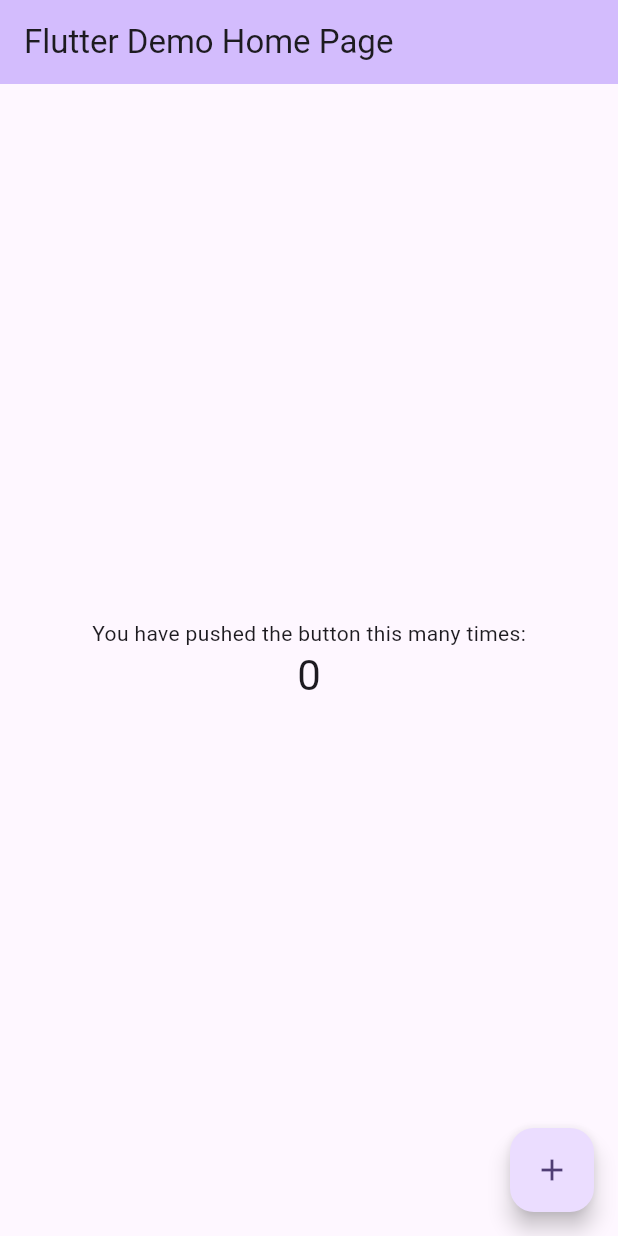
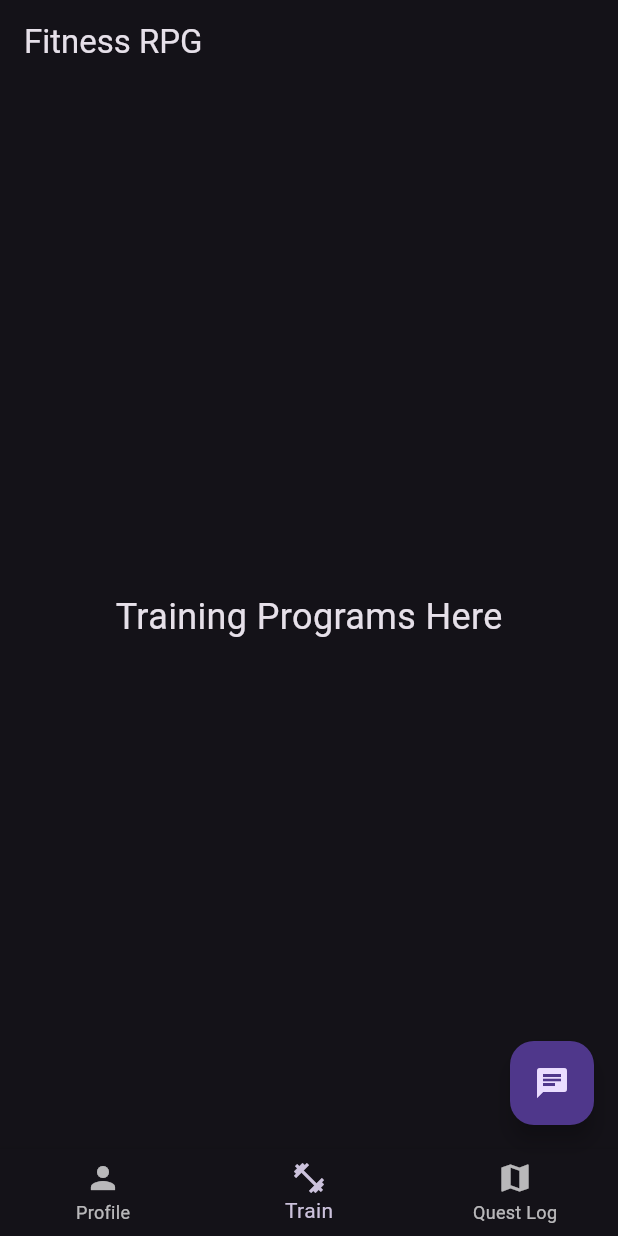
Before and after one commit to KoTBTano4Ke/Diploma, a Flutter app: the screen it shows after launch, on a phone screen of 412 x 824 dp. Run offline on Flutter 3.47's test engine with Material 3 defaults, Android fonts, the phone set to English and light mode, and no system bars.

Commit message:
Added draft version of an app

```diff
--- a/app/lib/main.dart
+++ b/app/lib/main.dart
@@ -1,125 +1,106 @@
 import 'package:flutter/material.dart';
 
 void main() {
-  runApp(const MyApp());
+  runApp(MyApp());
 }
 
 class MyApp extends StatelessWidget {
-  const MyApp({super.key});
-
-  // This widget is the root of your application.
   @override
   Widget build(BuildContext context) {
     return MaterialApp(
-      title: 'Flutter Demo',
-      theme: ThemeData(
-        // This is the theme of your application.
-        //
-        // TRY THIS: Try running your application with "flutter run". You'll see
-        // the application has a purple toolbar. Then, without quitting the app,
-        // try changing the seedColor in the colorScheme below to Colors.green
-        // and then invoke "hot reload" (save your changes or press the "hot
-        // reload" button in a Flutter-supported IDE, or press "r" if you used
-        // the command line to start the app).
-        //
-        // Notice that the counter didn't reset back to zero; the application
-        // state is not lost during the reload. To reset the state, use hot
-        // restart instead.
-        //
-        // This works for code too, not just values: Most code changes can be
-        // tested with just a hot reload.
-        colorScheme: ColorScheme.fromSeed(seedColor: Colors.deepPurple),
-        useMaterial3: true,
-      ),
-      home: const MyHomePage(title: 'Flutter Demo Home Page'),
+      debugShowCheckedModeBanner: false,
+      theme: ThemeData.dark(),
+      home: MainScreen(),
     );
   }
 }
 
-class MyHomePage extends StatefulWidget {
-  const MyHomePage({super.key, required this.title});
-
-  // This widget is the home page of your application. It is stateful, meaning
-  // that it has a State object (defined below) that contains fields that affect
-  // how it looks.
-
-  // This class is the configuration for the state. It holds the values (in this
-  // case the title) provided by the parent (in this case the App widget) and
-  // used by the build method of the State. Fields in a Widget subclass are
-  // always marked "final".
-
-  final String title;
-
+class MainScreen extends StatefulWidget {
   @override
-  State<MyHomePage> createState() => _MyHomePageState();
+  _MainScreenState createState() => _MainScreenState();
 }
 
-class _MyHomePageState extends State<MyHomePage> {
-  int _counter = 0;
+class _MainScreenState extends State<MainScreen> {
+  int _selectedIndex = 1;
+  final List<Widget> _pages = [ProfilePage(), TrainPage(), QuestLogPage()];
 
-  void _incrementCounter() {
+  void _onItemTapped(int index) {
     setState(() {
-      // This call to setState tells the Flutter framework that something has
-      // changed in this State, which causes it to rerun the build method below
-      // so that the display can reflect the updated values. If we changed
-      // _counter without calling setState(), then the build method would not be
-      // called again, and so nothing would appear to happen.
-      _counter++;
+      _selectedIndex = index;
     });
   }
 
   @override
   Widget build(BuildContext context) {
-    // This method is rerun every time setState is called, for instance as done
-    // by the _incrementCounter method above.
-    //
-    // The Flutter framework has been optimized to make rerunning build methods
-    // fast, so that you can just rebuild anything that needs updating rather
-    // than having to individually change instances of widgets.
     return Scaffold(
-      appBar: AppBar(
-        // TRY THIS: Try changing the color here to a specific color (to
-        // Colors.amber, perhaps?) and trigger a hot reload to see the AppBar
-        // change color while the other colors stay the same.
-        backgroundColor: Theme.of(context).colorScheme.inversePrimary,
-        // Here we take the value from the MyHomePage object that was created by
-        // the App.build method, and use it to set our appbar title.
-        title: Text(widget.title),
+      appBar: AppBar(title: Text("Fitness RPG")),
+      body: _pages[_selectedIndex],
+      floatingActionButton: FloatingActionButton(
+        onPressed: () {
+          showDialog(
+            context: context,
+            builder: (context) => ChatDialog(),
+          );
+        },
+        child: Icon(Icons.chat),
       ),
-      body: Center(
-        // Center is a layout widget. It takes a single child and positions it
-        // in the middle of the parent.
-        child: Column(
-          // Column is also a layout widget. It takes a list of children and
-          // arranges them vertically. By default, it sizes itself to fit its
-          // children horizontally, and tries to be as tall as its parent.
-          //
-          // Column has various properties to control how it sizes itself and
-          // how it positions its children. Here we use mainAxisAlignment to
-          // center the children vertically; the main axis here is the vertical
-          // axis because Columns are vertical (the cross axis would be
-          // horizontal).
-          //
-          // TRY THIS: Invoke "debug painting" (choose the "Toggle Debug Paint"
-          // action in the IDE, or press "p" in the console), to see the
-          // wireframe for each widget.
-          mainAxisAlignment: MainAxisAlignment.center,
-          children: <Widget>[
-            const Text(
-              'You have pushed the button this many times:',
-            ),
-            Text(
-              '$_counter',
-              style: Theme.of(context).textTheme.headlineMedium,
-            ),
-          ],
-        ),
+      bottomNavigationBar: BottomNavigationBar(
+        items: [
+          BottomNavigationBarItem(icon: Icon(Icons.person), label: 'Profile'),
+          BottomNavigationBarItem(icon: Icon(Icons.fitness_center), label: 'Train'),
+          BottomNavigationBarItem(icon: Icon(Icons.map), label: 'Quest Log'),
+        ],
+        currentIndex: _selectedIndex,
+        onTap: _onItemTapped,
       ),
-      floatingActionButton: FloatingActionButton(
-        onPressed: _incrementCounter,
-        tooltip: 'Increment',
-        child: const Icon(Icons.add),
-      ), // This trailing comma makes auto-formatting nicer for build methods.
     );
   }
 }
+
+class ProfilePage extends StatelessWidget {
+  @override
+  Widget build(BuildContext context) {
+    return Center(
+      child: Column(
+        mainAxisAlignment: MainAxisAlignment.center,
+        children: [
+          Text("User XP: 1200", style: TextStyle(fontSize: 20)),
+          Text("Height: 185 cm", style: TextStyle(fontSize: 18)),
+          Text("Weight: 75 kg", style: TextStyle(fontSize: 18)),
+          Text("Body Fat: 15%", style: TextStyle(fontSize: 18)),
+        ],
+      ),
+    );
+  }
+}
+
+class TrainPage extends StatelessWidget {
+  @override
+  Widget build(BuildContext context) {
+    return Center(
+      child: Text("Training Programs Here", style: TextStyle(fontSize: 24)),
+    );
+  }
+}
+
+class QuestLogPage extends StatelessWidget {
+  @override
+  Widget build(BuildContext context) {
+    return Center(
+      child: Text("Quest Log - Track Progress Here", style: TextStyle(fontSize: 24)),
+    );
+  }
+}
+
+class ChatDialog extends StatelessWidget {
+  @override
+  Widget build(BuildContext context) {
+    return AlertDialog(
+      title: Text("AI Chat"),
+      content: Text("Chat with AI here..."),
+      actions: [
+        TextButton(onPressed: () => Navigator.pop(context), child: Text("Close")),
+      ],
+    );
+  }
+}
```
Also changed, not shown: 1 other file.
